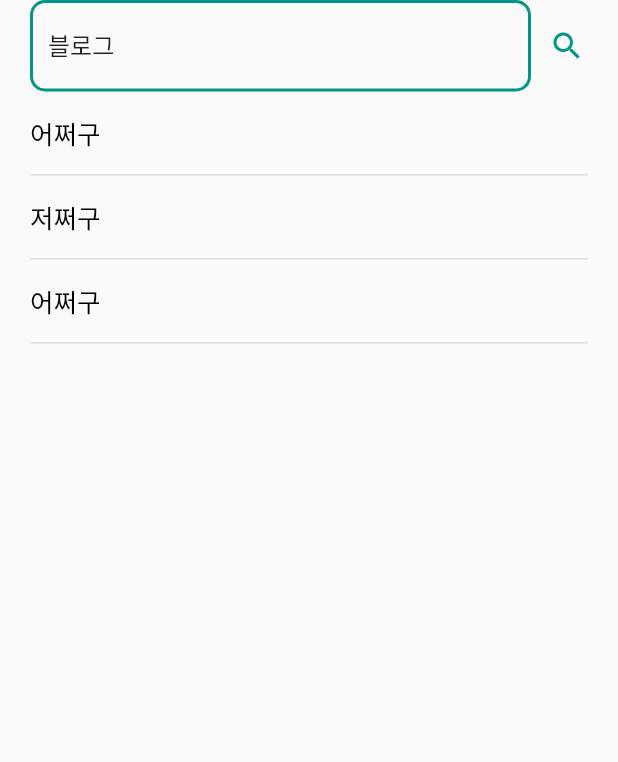
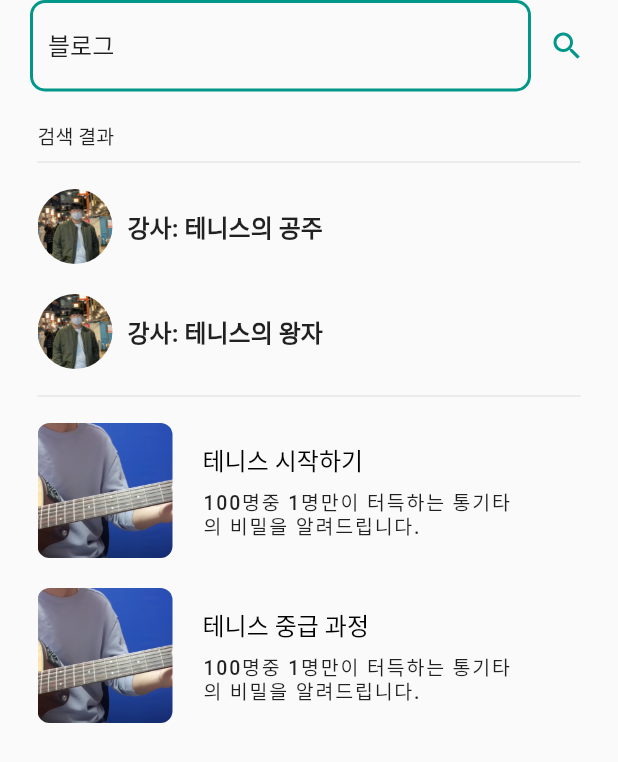
Before and after one commit to PoomAt-E/hobby-mate, a Flutter app: the HomeScreen screen opened directly, after a tap on "블로그", on a phone screen of 412 x 824 dp. Shown: the top 762 px of the screen. Run offline on Flutter 3.47's test engine with Material 2 defaults, Android fonts, the phone set to English and light mode, and no system bars; our stand-ins replace chat_bubbles, chewie, cloud_firestore, dio, file_picker, firebase_core and 7 more; accounts and stored records are empty; network calls fail.

Commit message:
feat: 검색 결과 위젯 추가

```diff
--- a/lib/screen/class/class_list_ screen.dart
+++ b/lib/screen/class/class_list_ screen.dart
@@ -24,7 +24,7 @@ class _ClassListScreenState extends State<ClassListScreen> {
                 Column(crossAxisAlignment: CrossAxisAlignment.start, children: [
               const SizedBox(height: 20),
               const Text('내 수업 목록',
-                  style: TextStyle(fontSize: 16, fontWeight: FontWeight.w500)),
+                  style: TextStyle(fontSize: 14, fontWeight: FontWeight.w500)),
               const Divider(
                 color: Colors.black12,
               ),
@@ -40,8 +40,11 @@ class _ClassListScreenState extends State<ClassListScreen> {
                 id: "1",
                 vodUrl: "1",
               )),
+              const SizedBox(
+                height: 20,
+              ),
               const Text('관심 목록',
-                  style: TextStyle(fontSize: 16, fontWeight: FontWeight.w500)),
+                  style: TextStyle(fontSize: 14, fontWeight: FontWeight.w500)),
               const Divider(
                 color: Colors.black12,
               ),
--- a/lib/screen/main/search_screen.dart
+++ b/lib/screen/main/search_screen.dart
@@ -1,9 +1,12 @@
 import 'package:flutter/material.dart';
 import 'package:flutter_riverpod/flutter_riverpod.dart';
+import 'package:hobby_mate/model/vod.dart';
 import 'package:hobby_mate/service/search_service.dart';
 import 'package:hobby_mate/style/style.dart';
+import 'package:hobby_mate/widget/home/class_box.dart';
 
 import '../../provider/search_provider.dart';
+import '../../widget/profile_image.dart';
 
 final searchTextProvider = StateProvider<String>((ref) => '');
 
@@ -35,7 +38,6 @@ class SearchScreenState extends ConsumerState<SearchScreen> {
 
   @override
   void initState() {
-
     _controller.text = widget.text;
     ref.read(searchProvider.notifier).search(widget.text);
 
@@ -106,7 +108,30 @@ class SearchScreenState extends ConsumerState<SearchScreen> {
               ],
             )),
         Expanded(
-          child: SearchListWidget(list: data),
+          child: SearchListWidget(list: [
+            Vod(
+              ownerId: "1",
+              vodName: '테니스 시작하기',
+              vodGroupId: "1",
+              vodLengthH: 1,
+              vodLengthM: 30,
+              vodLengthS: 1,
+              vodType: "1",
+              id: "1",
+              vodUrl: "1",
+            ),
+            Vod(
+              ownerId: "1",
+              vodName: '테니스 중급 과정',
+              vodGroupId: "1",
+              vodLengthH: 1,
+              vodLengthM: 30,
+              vodLengthS: 1,
+              vodType: "1",
+              id: "1",
+              vodUrl: "1",
+            )
+          ]),
         ),
       ],
     )));
@@ -116,7 +141,7 @@ class SearchScreenState extends ConsumerState<SearchScreen> {
 class SearchListWidget extends ConsumerWidget {
   const SearchListWidget({super.key, required this.list});
 
-  final List<String> list;
+  final List<Vod> list;
 
   @override
   Widget build(BuildContext context, WidgetRef ref) {
@@ -141,21 +166,61 @@ class SearchListWidget extends ConsumerWidget {
     }
 
     return SingleChildScrollView(
-        child: Column(
-      crossAxisAlignment: CrossAxisAlignment.start,
-      children: list
-          .map((e) => Container(
-                alignment: Alignment.centerLeft,
-                margin: const EdgeInsets.symmetric(
-                  horizontal: 20,
+        padding: EdgeInsets.symmetric(horizontal: 25, vertical: 10),
+        child: Column(crossAxisAlignment: CrossAxisAlignment.start, children: [
+          SizedBox(
+            height: 10,
+          ),
+          Text(
+            '검색 결과',
+            style: TextStyle(fontSize: 13, fontWeight: FontWeight.w500),
+          ),
+          Divider(),
+          Container(
+            padding: const EdgeInsets.symmetric(vertical: 10),
+            child: Row(
+              children: [
+                ProfileImage(
+                    onProfileImagePressed: () {}, path: null, imageSize: 50),
+                const SizedBox(width: 10),
+                Text(
+                  '강사: 테니스의 공주',
+                  style: const TextStyle(
+                      fontSize: 16, fontWeight: FontWeight.w600),
                 ),
-                padding: const EdgeInsets.symmetric(vertical: 15),
-                decoration: const BoxDecoration(
-                    border: Border(
-                        bottom: BorderSide(color: Colors.black12, width: 1))),
-                child: searchText(e),
-              ))
-          .toList(),
-    ));
+              ],
+            ),
+          ),
+          Container(
+            padding: const EdgeInsets.symmetric(vertical: 10),
+            child: Row(
+              children: [
+                ProfileImage(
+                    onProfileImagePressed: () {}, path: null, imageSize: 50),
+                const SizedBox(width: 10),
+                Text(
+                  '강사: 테니스의 왕자',
+                  style: const TextStyle(
+                      fontSize: 16, fontWeight: FontWeight.w600),
+                ),
+              ],
+            ),
+          ),
+          Divider(),
+          ...list
+              .map((e) => ClassBoxWidget(vod: e))
+              // Container(
+              //       alignment: Alignment.centerLeft,
+              //       margin: const EdgeInsets.symmetric(
+              //         horizontal: 20,
+              //       ),
+              //       padding: const EdgeInsets.symmetric(vertical: 15),
+              //       decoration: const BoxDecoration(
+              //           border: Border(
+              //               bottom: BorderSide(color: Colors.black12, width: 1))),
+              //       child: searchText(e.vodName),
+              //     ))
+              .toList()
+        ]));
   }
 }
--- a/lib/widget/home/class_box.dart
+++ b/lib/widget/home/class_box.dart
@@ -60,7 +60,7 @@ class _ClassBoxWidgetState extends State<ClassBoxWidget> {
                         mainAxisAlignment: MainAxisAlignment.spaceBetween,
                         children: [
                           Text(
-                            '통기타 시작하기',
+                            widget.vod.vodName,
                             maxLines: 1,
                             overflow: TextOverflow.ellipsis,
                             style: TextStyle(
```
